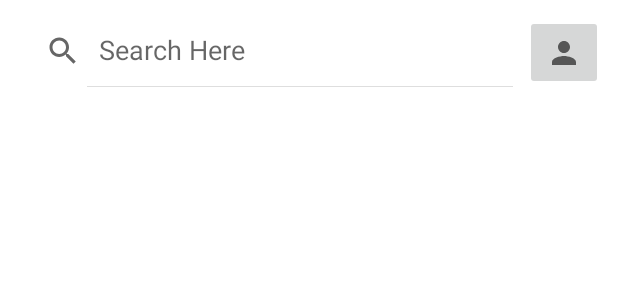
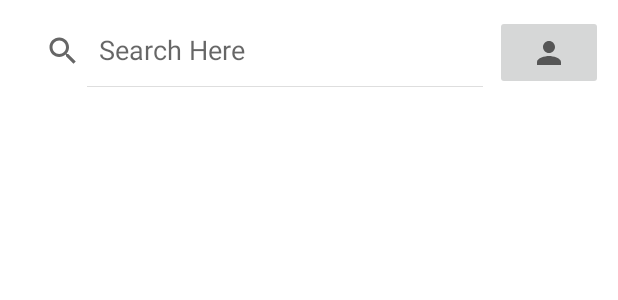
Before and after one commit to kavandotcom/Learnerz, an Android app: the layout activity_main.xml on its own in the app's theme, with its tools: preview values and no code run, on a phone screen of 412 x 824 dp. Shown: the top 300 px of the screen. Run offline under Robolectric (Android 15) with nearby library versions, the phone set to English and light mode, and no system bars.

```diff
--- a/app/src/main/java/com/example/learnerz/MainActivity.java
+++ b/app/src/main/java/com/example/learnerz/MainActivity.java
@@ -4,25 +4,34 @@ import androidx.annotation.NonNull;
 import androidx.appcompat.app.AppCompatActivity;
 import androidx.fragment.app.Fragment;
 
+import android.annotation.SuppressLint;
 import android.content.Intent;
 import android.os.Bundle;
 import android.view.MenuItem;
 import android.view.View;
+import android.widget.ArrayAdapter;
+import android.widget.ListView;
+import android.widget.SearchView;
 
 import com.google.android.material.bottomnavigation.BottomNavigationView;
 import com.google.firebase.auth.FirebaseAuth;
 import com.google.firebase.auth.FirebaseUser;
 
+import java.util.ArrayList;
+
 public class MainActivity extends AppCompatActivity {
 
     FirebaseAuth auth;
 
+
+    @SuppressLint("WrongViewCast")
     @Override
     protected void onCreate(Bundle savedInstanceState) {
         super.onCreate(savedInstanceState);
         setContentView(R.layout.activity_main);
 
         auth = FirebaseAuth.getInstance();
+
 
     }
 
@@ -43,4 +52,9 @@ public class MainActivity extends AppCompatActivity {
             finish();
         }
     }
+
+    public void profile(View view) {
+        Intent intent =new Intent(MainActivity.this,profile.class);
+        startActivity(intent);
+    }
 }
--- a/app/src/main/res/layout/activity_main.xml
+++ b/app/src/main/res/layout/activity_main.xml
@@ -16,9 +16,8 @@
 
         <SearchView
             android:id="@+id/Search_Bar"
-            android:layout_width="340dp"
+            android:layout_width="wrap_content"
             android:layout_height="wrap_content"
-            android:gravity="right"
             android:iconifiedByDefault="false"
             android:queryHint="Search Here "
             tools:ignore="MissingConstraints"
@@ -29,7 +28,9 @@
         <ImageButton
             android:layout_width="match_parent"
             android:layout_height="50dp"
-            android:src="@drawable/ic_baseline_person_24" />
+            android:src="@drawable/ic_baseline_person_24"
+            android:contentDescription="@string/todo"
+            android:onClick="profile"/>
 
     </LinearLayout>
    <LinearLayout
@@ -42,7 +43,8 @@
        <ListView
            android:layout_width="match_parent"
            android:layout_height="fill_parent"
-           android:layout_marginTop="10dp"/>
+           android:layout_marginTop="10dp"
+           android:id="@+id/myList"/>
    </LinearLayout>
 
 
--- a/app/src/main/res/values/strings.xml
+++ b/app/src/main/res/values/strings.xml
@@ -1,3 +1,4 @@
 <resources>
     <string name="app_name">Learnerz</string>
+    <string name="todo">TODO</string>
 </resources>
```
